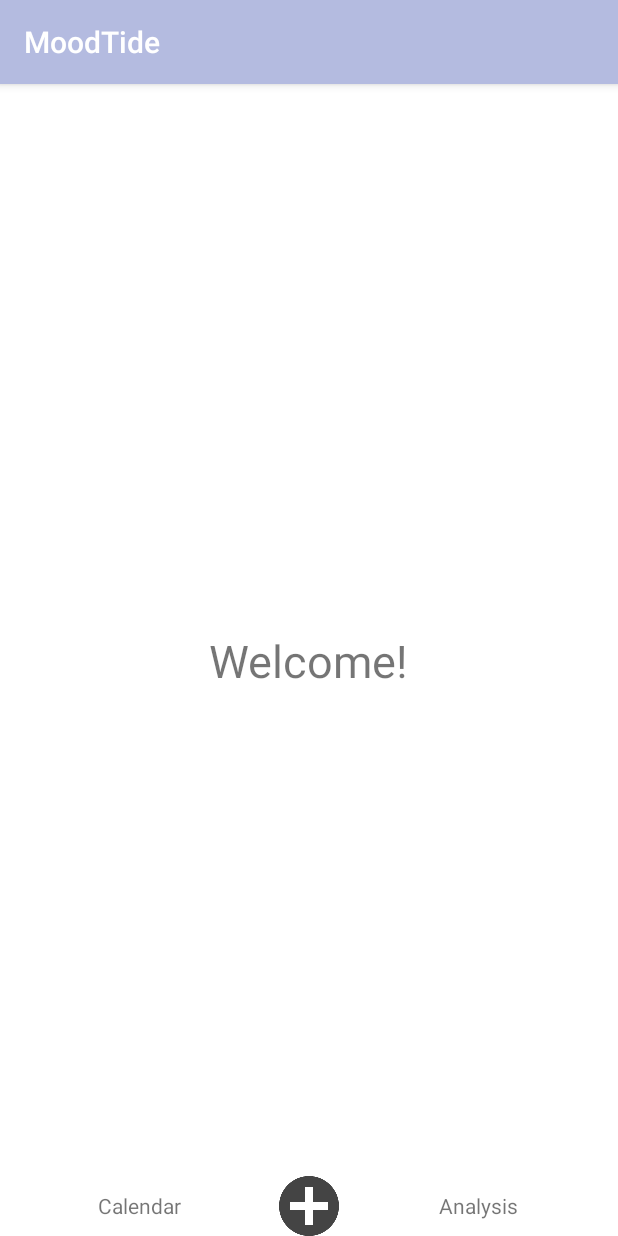
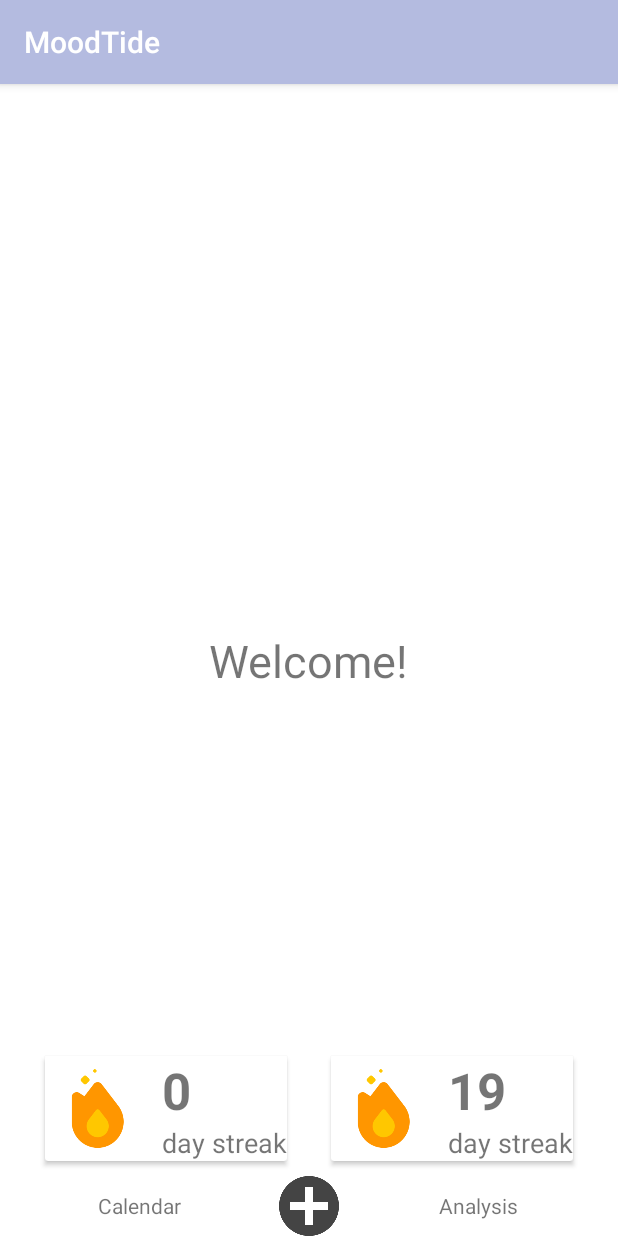
Before and after one commit to CS5520FeinbergSpring2024/team-project-group-29, an Android app: the HomeActivity screen opened directly, with no data from a screen before it, on a phone screen of 412 x 824 dp. Run offline under Robolectric (Android 15) with nearby library versions, the light colour scheme and no system bars; our stand-ins replace Firebase (no records; nobody signed in at launch, a user with empty details on screens opened directly); network calls fail; 1 statement that could not run was skipped.

Commit message:
streak and today counts

```diff
--- a/app/src/main/java/edu/northeastern/moodtide/HomeActivity.java
+++ b/app/src/main/java/edu/northeastern/moodtide/HomeActivity.java
@@ -2,31 +2,51 @@ package edu.northeastern.moodtide;
 
 import androidx.appcompat.app.AppCompatActivity;
 
+import android.content.Context;
 import android.content.Intent;
 import android.os.Bundle;
 import android.view.View;
-import android.widget.Button;
 import android.widget.ImageView;
 import android.widget.TextView;
 
-import edu.northeastern.moodtide.addEntry.SelectTrigger;
+import com.google.firebase.database.DatabaseReference;
+import com.google.firebase.database.FirebaseDatabase;
+
 import edu.northeastern.moodtide.addEntry.SelectionActivity;
-import edu.northeastern.moodtide.getQuote.GetQuote;
+import edu.northeastern.moodtide.getData.GetQuote;
 import edu.northeastern.moodtide.calendarView.CalendarActivity;
+import edu.northeastern.moodtide.getData.GetStreak;
+import edu.northeastern.moodtide.getData.GetTodayCount;
 
 public class HomeActivity extends AppCompatActivity {
 
     ImageView addEntry;
     TextView calendar;
+    DatabaseReference userRef;
 
     @Override
     protected void onCreate(Bundle savedInstanceState) {
         super.onCreate(savedInstanceState);
         setContentView(R.layout.activity_home);
 
+        FirebaseDatabase database = FirebaseDatabase.getInstance();
+        String uid = getSharedPreferences("memory", Context.MODE_PRIVATE).getString("uid", "");
+        userRef = database.getReference(uid);
+
         // display daily quote
         Thread thread = new Thread(new GetQuote(this));
         thread.start();
+
+        // display number of streaks
+        Thread thread1 = new Thread(new GetStreak(this, userRef));
+        thread1.start();
+
+        // display today counts
+        Thread thread2 = new Thread(new GetTodayCount(this, userRef));
+        thread2.start();
+
+
+
         // add entry when clicking "+"
         addEntry = (ImageView) findViewById(R.id.nav_home);
         addEntry.setOnClickListener(new View.OnClickListener() {
--- a/app/src/main/java/edu/northeastern/moodtide/addEntry/InputNote.java
+++ b/app/src/main/java/edu/northeastern/moodtide/addEntry/InputNote.java
@@ -97,6 +97,42 @@ public class InputNote extends AppCompatActivity {
                 DatabaseReference dataRef = userRef.child("data");
                 DatabaseReference dateRef = dataRef.child(date);
                 dateRef.child(time).setValue(entry);
+
+                // update days of streak
+
+                DatabaseReference streakRef = userRef.child("streak");
+                DatabaseReference lastDateRef = userRef.child("lastDate");
+                final String[] lastDate = {""};
+                // retrive lastDate
+                lastDateRef.addListenerForSingleValueEvent(new ValueEventListener() {
+                    @Override
+                    public void onDataChange(@NonNull DataSnapshot snapshot) {
+                        lastDate[0] = snapshot.getValue().toString();
+                    }
+                    @Override
+                    public void onCancelled(@NonNull DatabaseError error) {
+                    }
+                });
+                Log.e("LASTDATE", lastDate[0]);
+                // Parse the date strings into LocalDate objects
+                if(!lastDate[0].equals("")) {
+                    LocalDate lastDay = LocalDate.parse(lastDate[0]);
+                    LocalDate today = LocalDate.parse(date);
+                    boolean isNextDay = lastDay.plusDays(1).equals(today);
+                    if(isNextDay) {
+                        streakRef.setValue(streakRef.toString() + 1);
+                    } else {
+                        streakRef.setValue(1);
+                    }
+
+                } else {
+                    streakRef.setValue(1);
+
+                }
+
+                lastDateRef.setValue(date);
+
+
                 Toast.makeText(InputNote.this, "Your mood has been recorded", Toast.LENGTH_SHORT).show();
                 startActivity(mainIntent);
             }
--- a/app/src/main/java/edu/northeastern/moodtide/addEntry/SelectTrigger.java
+++ b/app/src/main/java/edu/northeastern/moodtide/addEntry/SelectTrigger.java
@@ -104,14 +104,7 @@ public class SelectTrigger extends AppCompatActivity {
             }
         });
 
-
-
-
-
-
-
     }
-
 
 
 //    @Override
@@ -227,16 +220,6 @@ public class SelectTrigger extends AppCompatActivity {
 
             }
         });
-
-        // set listener when a trigger added, generate a textview add to flexbox
-
-
-
-
-
-
-
-
     }
 
     public void addYourOwnTrigger() {
@@ -277,8 +260,8 @@ public class SelectTrigger extends AppCompatActivity {
                 if (actionId == EditorInfo.IME_ACTION_DONE) {
                     String newTrigger = addTriggerView.getText().toString();
                     if(!newTrigger.equals("")) {
-                        // add trigger
-                        triggersRef.push().setValue(new Trigger(newTrigger));
+                        // push it to database
+                        triggersRef.child(Integer.toString(triggerList.size())).setValue(new Trigger(newTrigger));
                     }
                     addTriggerView.setText(" + ");
                     Log.e("edit done", "edit done");
--- a/app/src/main/java/edu/northeastern/moodtide/getQuote/GetQuote.java
+++ b/app/src/main/java/edu/northeastern/moodtide/getData/GetQuote.java
@@ -1,4 +1,4 @@
-package edu.northeastern.moodtide.getQuote;
+package edu.northeastern.moodtide.getData;
 
 import android.app.Activity;
 import android.util.Log;
@@ -38,7 +38,6 @@ public class GetQuote implements Runnable{
                 }
             });
 
-
         } catch (IOException | JSONException e) {
             e.printStackTrace();
         }
--- /dev/null
+++ b/app/src/main/java/edu/northeastern/moodtide/getData/GetStreak.java
@@ -0,0 +1,47 @@
+package edu.northeastern.moodtide.getData;
+
+import android.app.Activity;
+import android.view.View;
+import android.widget.TextView;
+
+import androidx.annotation.NonNull;
+
+import com.google.firebase.database.DataSnapshot;
+import com.google.firebase.database.DatabaseError;
+import com.google.firebase.database.DatabaseReference;
+import com.google.firebase.database.ValueEventListener;
+
+import edu.northeastern.moodtide.R;
+
+public class GetStreak implements Runnable {
+    Activity activity;
+    DatabaseReference userRef;
+    public GetStreak(Activity activity, DatabaseReference userRef) {
+        this.activity = activity;
+        this.userRef = userRef;
+    }
+
+
+    @Override
+    public void run() {
+        DatabaseReference streakRef = userRef.child("streak");
+        final long[] streakCount = new long[1];
+        streakRef.addValueEventListener(new ValueEventListener() {
+            @Override
+            public void onDataChange(@NonNull DataSnapshot snapshot) {
+                streakCount[0] = (long) snapshot.getValue();
+                View streakCountCard = activity.findViewById(R.id.streak_count_card);
+                TextView streakTextView = streakCountCard.findViewById(R.id.streakCount);
+                streakTextView.setText(String.valueOf(streakCount[0]));
+            }
+
+            @Override
+            public void onCancelled(@NonNull DatabaseError error) {
+
+            }
+        });
+
+
+
+    }
+}
--- /dev/null
+++ b/app/src/main/java/edu/northeastern/moodtide/getData/GetTodayCount.java
@@ -0,0 +1,67 @@
+package edu.northeastern.moodtide.getData;
+
+import android.app.Activity;
+import android.util.Log;
+import android.view.View;
+import android.widget.TextView;
+
+import androidx.annotation.NonNull;
+import androidx.annotation.Nullable;
+
+import com.google.firebase.database.ChildEventListener;
+import com.google.firebase.database.DataSnapshot;
+import com.google.firebase.database.DatabaseError;
+import com.google.firebase.database.DatabaseReference;
+import com.google.firebase.database.ValueEventListener;
+
+import java.time.LocalDate;
+import java.time.LocalTime;
+
+import edu.northeastern.moodtide.R;
+
+public class GetTodayCount implements Runnable {
+    Activity activity;
+    DatabaseReference userRef;
+
+    public GetTodayCount(Activity activity, DatabaseReference userRef) {
+        this.activity = activity;
+        this.userRef = userRef;
+    }
+
+    @Override
+    public void run() {
+        String todayDate = LocalDate.now().toString();
+        DatabaseReference todayRef = userRef.child("data").child(todayDate);
+        final int[] todayCount = new int[1];
+        todayRef.addChildEventListener(new ChildEventListener() {
+            @Override
+            public void onChildAdded(@NonNull DataSnapshot snapshot, @Nullable String previousChildName) {
+                todayCount[0] = (int)snapshot.getChildrenCount();
+                Log.e("TODAYCOUNT", Integer.toString(todayCount[0]));
+                View todayCountCard = activity.findViewById(R.id.today_count_card);
+                TextView streakTextView = todayCountCard.findViewById(R.id.streakCount);
+                streakTextView.setText(String.valueOf(todayCount[0]));
+            }
+
+            @Override
+            public void onChildChanged(@NonNull DataSnapshot snapshot, @Nullable String previousChildName) {
+
+            }
+
+            @Override
+            public void onChildRemoved(@NonNull DataSnapshot snapshot) {
+
+            }
+
+            @Override
+            public void onChildMoved(@NonNull DataSnapshot snapshot, @Nullable String previousChildName) {
+
+            }
+
+            @Override
+            public void onCancelled(@NonNull DatabaseError error) {
+
+            }
+        });
+    }
+}
--- a/app/src/main/java/edu/northeastern/moodtide/getQuote/NetworkUtils.java
+++ b/app/src/main/java/edu/northeastern/moodtide/getData/NetworkUtils.java
@@ -1,4 +1,4 @@
-package edu.northeastern.moodtide.getQuote;
+package edu.northeastern.moodtide.getData;
 
 import java.io.BufferedInputStream;
 import java.io.IOException;
--- a/app/src/main/res/layout/activity_home.xml
+++ b/app/src/main/res/layout/activity_home.xml
@@ -18,7 +18,27 @@
         app:layout_constraintEnd_toEndOf="parent"
         app:layout_constraintStart_toStartOf="parent"
         app:layout_constraintTop_toTopOf="parent" />
+    <include
+        android:id="@+id/streak_count_card"
+        layout="@layout/streak_card"
+        android:layout_width="wrap_content"
+        android:layout_height="wrap_content"
+        app:layout_constraintStart_toStartOf="parent"
+        app:layout_constraintEnd_toStartOf="@+id/today_count_card"
+        app:layout_constraintBottom_toTopOf="@+id/nav_main"
+        android:layout_marginBottom="10dp">
 
+    </include>
+    <include
+        android:id="@+id/today_count_card"
+        android:layout_height="wrap_content"
+        android:layout_width="wrap_content"
+        layout="@layout/streak_card"
+        app:layout_constraintStart_toEndOf="@+id/streak_count_card"
+        app:layout_constraintEnd_toEndOf="parent"
+        app:layout_constraintBottom_toTopOf="@+id/nav_main"
+        android:layout_marginBottom="10dp">
+    </include>
     <include
         android:id="@+id/nav_main"
         layout="@layout/bottom_nav_menu"
@@ -27,6 +47,4 @@
         app:layout_constraintBottom_toBottomOf="parent"
         app:layout_constraintStart_toStartOf="parent"
         app:layout_constraintEnd_toEndOf="parent" />
-
-
 </androidx.constraintlayout.widget.ConstraintLayout>
--- /dev/null
+++ b/app/src/main/res/layout/streak_card.xml
@@ -0,0 +1,39 @@
+<?xml version="1.0" encoding="utf-8"?>
+<androidx.cardview.widget.CardView xmlns:android="http://schemas.android.com/apk/res/android"
+    android:layout_width="wrap_content"
+    android:layout_height="wrap_content">
+    <RelativeLayout
+        android:layout_width="match_parent"
+        android:layout_height="match_parent"
+        >
+        <ImageView
+            android:id="@+id/flameIcon"
+            android:layout_width="70dp"
+            android:layout_height="70dp"
+            android:src="@drawable/flame"
+            android:maxWidth="20dp"/>
+
+
+        <TextView
+            android:id="@+id/streakCount"
+            android:layout_width="wrap_content"
+            android:layout_height="wrap_content"
+            android:layout_toEndOf="@id/flameIcon"
+            android:layout_marginStart="8dp"
+            android:text="19"
+            android:textSize="34sp"
+            android:textStyle="bold" />
+
+        <TextView
+            android:id="@+id/streakText"
+            android:layout_width="wrap_content"
+            android:layout_height="wrap_content"
+            android:layout_toEndOf="@id/flameIcon"
+            android:layout_below="@id/streakCount"
+            android:layout_marginStart="8dp"
+            android:text="day streak"
+            android:textSize="18sp" />
+
+    </RelativeLayout>
+
+</androidx.cardview.widget.CardView>
```
Also changed, not shown: app/src/main/res/drawable/flame.png (added).
